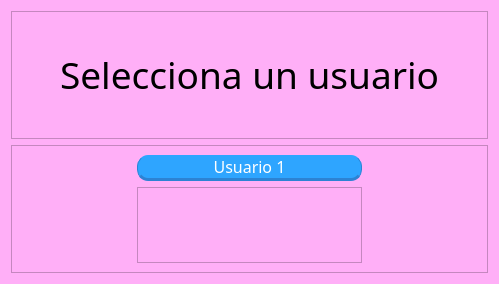
First picture: the form in IG1.ui, repository lulacuna16/TT-2021-A004, before the edit.
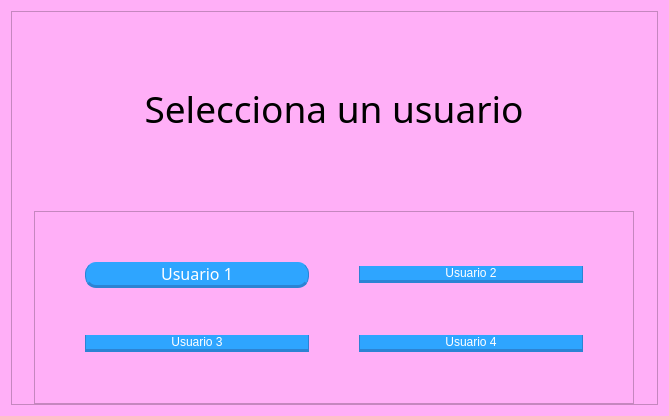
Second picture: the form after the edit.

Commit message: Eliminar perfil/4 usuarios

```diff
--- a/IG1.ui
+++ b/IG1.ui
@@ -6,8 +6,8 @@
    <rect>
     <x>0</x>
     <y>0</y>
-    <width>499</width>
-    <height>284</height>
+    <width>669</width>
+    <height>416</height>
    </rect>
   </property>
   <property name="windowTitle">
@@ -77,9 +77,6 @@
         </property>
        </widget>
       </item>
-     </layout>
-    </widget>
-   </item>
    <item row="1" column="0">
     <widget class="QFrame" name="frame_2">
      <property name="enabled">
@@ -111,21 +108,17 @@
      </property>
      <layout class="QGridLayout" name="gridLayout_3">
       <property name="leftMargin">
-       <number>125</number>
+          <number>50</number>
       </property>
       <property name="rightMargin">
-       <number>125</number>
-      </property>
-      <item row="1" column="0">
-       <widget class="QFrame" name="frame_4">
-        <property name="frameShape">
-         <enum>QFrame::StyledPanel</enum>
-        </property>
-        <property name="frameShadow">
-         <enum>QFrame::Raised</enum>
-        </property>
-       </widget>
-      </item>
+          <number>50</number>
+         </property>
+         <property name="bottomMargin">
+          <number>9</number>
+         </property>
+         <property name="horizontalSpacing">
+          <number>50</number>
+         </property>
       <item row="0" column="0">
        <widget class="QPushButton" name="botonUsuario1">
         <property name="enabled">
@@ -171,6 +164,105 @@
         <property name="text">
          <string>Usuario 1</string>
         </property>
+          </widget>
+         </item>
+         <item row="1" column="0">
+          <widget class="QPushButton" name="botonUsuario3">
+           <property name="styleSheet">
+            <string notr="true">QPushButton{
+color: rgb(255, 255, 255);
+	background-color: rgb(46, 165, 255);
+	font: 12pt &quot;Segoe Print&quot;;
+	border-radius: 11px;
+	border:none;
+	border-left: 1px solid rgb(44, 131, 212);
+	border-right: 1px solid rgb(44, 131, 212);
+	border-bottom: 3px solid rgb(44, 131, 212);
+}
+QPushButton:hover{
+	background-color: rgb(14, 235, 255);
+	border-left: 1px solid rgb(44, 131, 212);
+	border-right: 1px solid rgb(44, 131, 212);
+	border-bottom: 3px solid rgb(44, 131, 212);
+}
+QPushButton:pressed{
+	background-color: rgb(40, 170, 221);
+	border-left: 1px solid rgb(44, 131, 212);
+	border-right: 1px solid rgb(44, 131, 212);
+	border-top: 3px solid rgb(44, 131, 212);
+	border-bottomr: none;
+}</string>
+           </property>
+           <property name="text">
+            <string>Usuario 3</string>
+           </property>
+          </widget>
+         </item>
+         <item row="0" column="2">
+          <widget class="QPushButton" name="botonUsuario2">
+           <property name="styleSheet">
+            <string notr="true">QPushButton{
+color: rgb(255, 255, 255);
+	background-color: rgb(46, 165, 255);
+	font: 12pt &quot;Segoe Print&quot;;
+	border-radius: 11px;
+	border:none;
+	border-left: 1px solid rgb(44, 131, 212);
+	border-right: 1px solid rgb(44, 131, 212);
+	border-bottom: 3px solid rgb(44, 131, 212);
+}
+QPushButton:hover{
+	background-color: rgb(14, 235, 255);
+	border-left: 1px solid rgb(44, 131, 212);
+	border-right: 1px solid rgb(44, 131, 212);
+	border-bottom: 3px solid rgb(44, 131, 212);
+}
+QPushButton:pressed{
+	background-color: rgb(40, 170, 221);
+	border-left: 1px solid rgb(44, 131, 212);
+	border-right: 1px solid rgb(44, 131, 212);
+	border-top: 3px solid rgb(44, 131, 212);
+	border-bottomr: none;
+}</string>
+           </property>
+           <property name="text">
+            <string>Usuario 2</string>
+           </property>
+          </widget>
+         </item>
+         <item row="1" column="2">
+          <widget class="QPushButton" name="botonUsuario4">
+           <property name="styleSheet">
+            <string notr="true">QPushButton{
+color: rgb(255, 255, 255);
+	background-color: rgb(46, 165, 255);
+	font: 12pt &quot;Segoe Print&quot;;
+	border-radius: 11px;
+	border:none;
+	border-left: 1px solid rgb(44, 131, 212);
+	border-right: 1px solid rgb(44, 131, 212);
+	border-bottom: 3px solid rgb(44, 131, 212);
+}
+QPushButton:hover{
+	background-color: rgb(14, 235, 255);
+	border-left: 1px solid rgb(44, 131, 212);
+	border-right: 1px solid rgb(44, 131, 212);
+	border-bottom: 3px solid rgb(44, 131, 212);
+}
+QPushButton:pressed{
+	background-color: rgb(40, 170, 221);
+	border-left: 1px solid rgb(44, 131, 212);
+	border-right: 1px solid rgb(44, 131, 212);
+	border-top: 3px solid rgb(44, 131, 212);
+	border-bottomr: none;
+}</string>
+           </property>
+           <property name="text">
+            <string>Usuario 4</string>
+           </property>
+          </widget>
+         </item>
+        </layout>
        </widget>
       </item>
      </layout>
```
Lines whose indentation alone changed are shown as unchanged. The commit also changes 8 other files.
